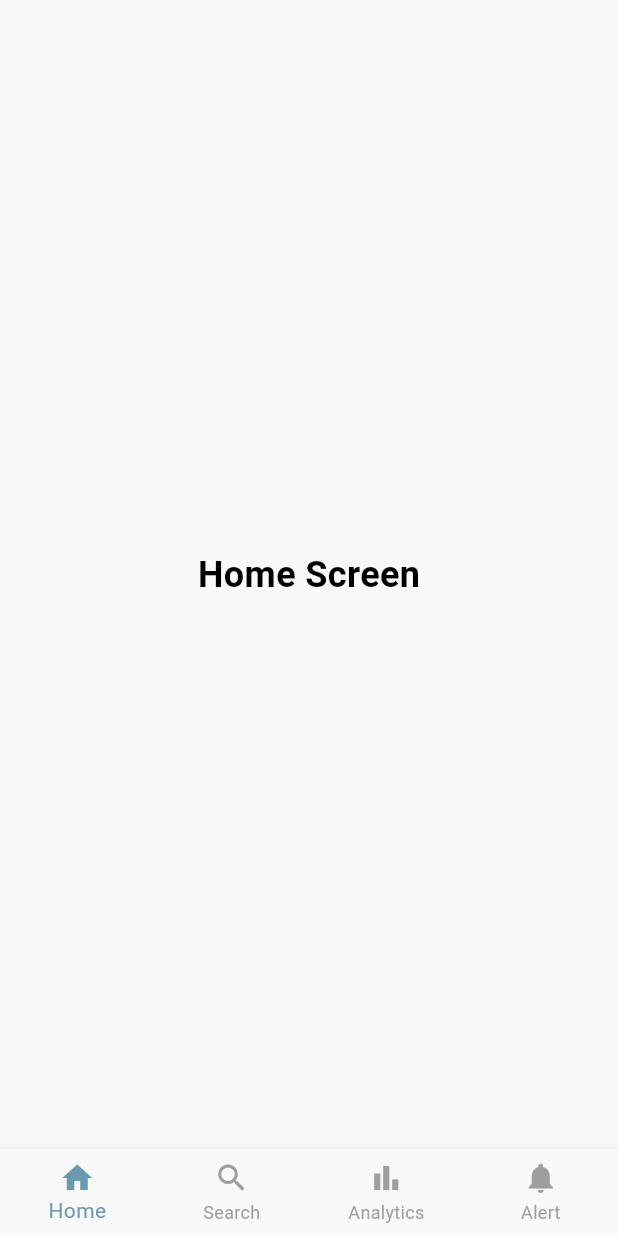
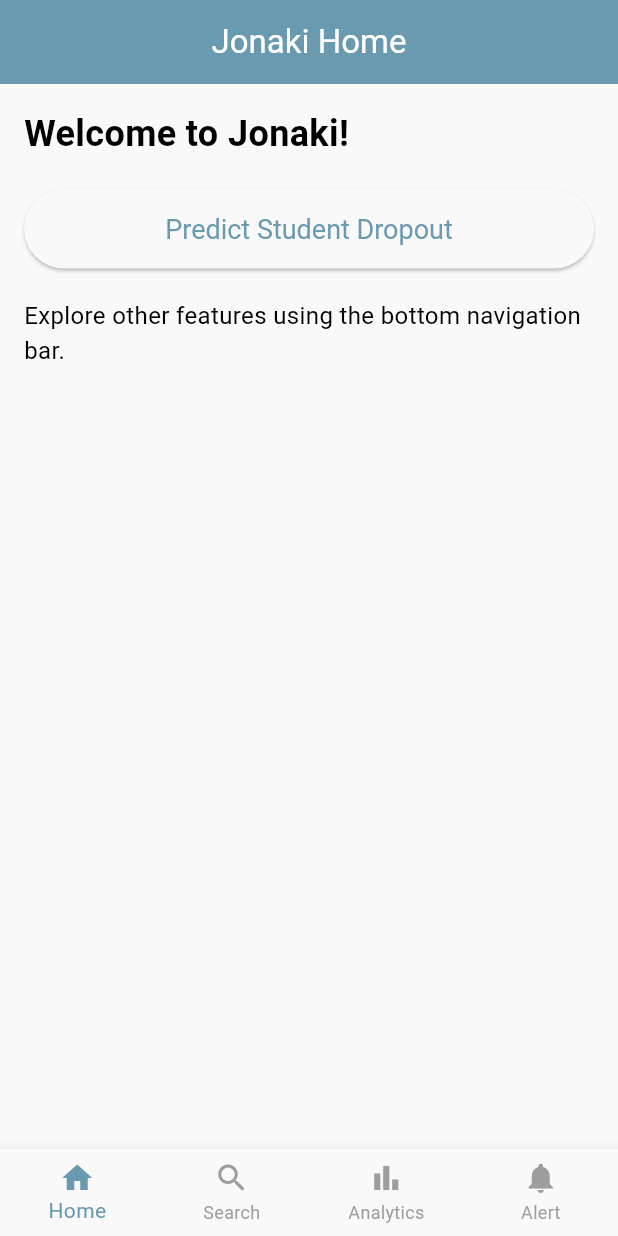
Before and after one commit to upamanyu-jit-phukan/Jonaki, a Flutter app: the screen it shows after launch, on a phone screen of 412 x 824 dp. Run offline on Flutter 3.47's test engine with Material 3 defaults, Android fonts, the light colour scheme and no system bars; our stand-ins replace fl_chart.

Commit message:
Update home_screen.dart

```diff
--- a/jonaki/lib/screens/home_screen.dart
+++ b/jonaki/lib/screens/home_screen.dart
@@ -1,14 +1,52 @@
 import 'package:flutter/material.dart';
+import 'predict_page.dart'; // Import the PredictPage
 
 class HomeScreen extends StatelessWidget {
   const HomeScreen({super.key});
 
   @override
   Widget build(BuildContext context) {
-    return const Center(
-      child: Text(
-        'Home Screen',
-        style: TextStyle(fontSize: 24, fontWeight: FontWeight.bold),
+    return Scaffold(
+      appBar: AppBar(
+        title: const Text('Jonaki Home'),
+        centerTitle: true,
+      ),
+      body: Padding(
+        padding: const EdgeInsets.all(16.0),
+        child: Column(
+          crossAxisAlignment: CrossAxisAlignment.stretch,
+          children: [
+            // Existing HomeScreen content here
+            const Text(
+              'Welcome to Jonaki!',
+              style: TextStyle(fontSize: 24, fontWeight: FontWeight.bold),
+            ),
+            const SizedBox(height: 20),
+
+            // Button to navigate to PredictPage
+            ElevatedButton(
+              onPressed: () {
+                Navigator.push(
+                  context,
+                  MaterialPageRoute(builder: (context) => const PredictPage()),
+                );
+              },
+              style: ElevatedButton.styleFrom(
+                padding: const EdgeInsets.symmetric(vertical: 16),
+                textStyle: const TextStyle(fontSize: 18),
+              ),
+              child: const Text('Predict Student Dropout'),
+            ),
+
+            const SizedBox(height: 20),
+
+            // Optional: Add more home screen content
+            const Text(
+              'Explore other features using the bottom navigation bar.',
+              style: TextStyle(fontSize: 16),
+            ),
+          ],
+        ),
       ),
     );
   }
```
